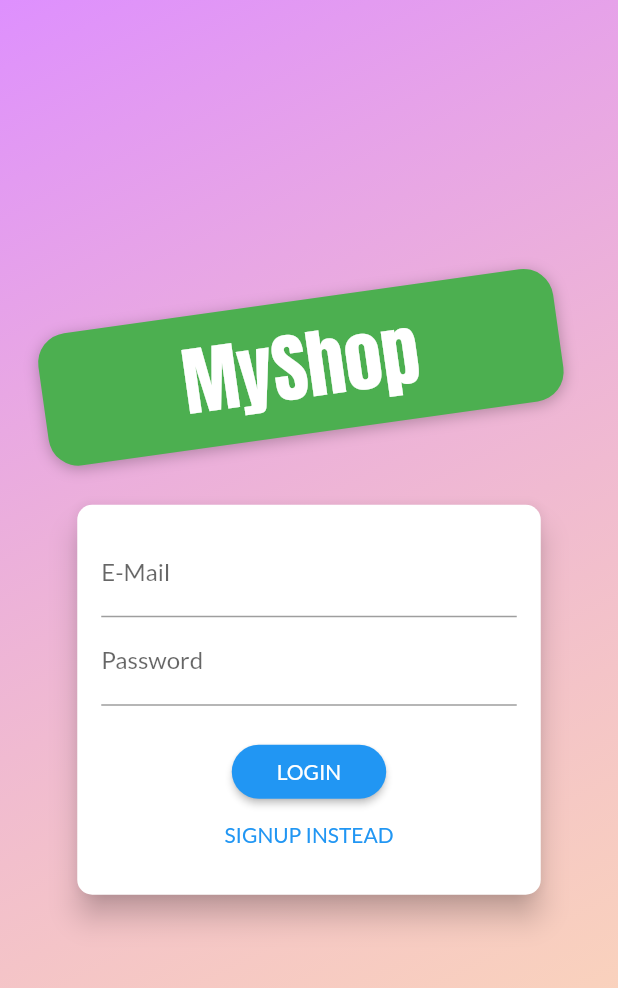
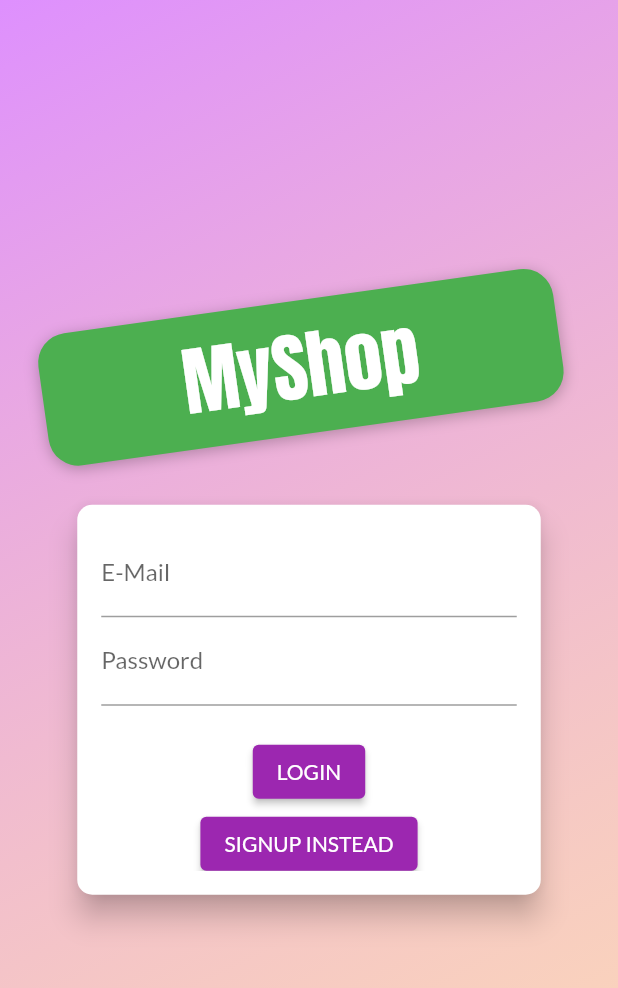
Before and after one commit to saifulislam68/myShop, a Flutter app: the screen it shows after launch, on a phone screen of 412 x 824 dp. Shown: the top 988 px of the screen. Run offline on Flutter 3.47's test engine with Material 2 defaults, Android fonts, the phone set to English and light mode, and no system bars; our stand-ins replace shared_preferences.

```diff
--- a/lib/screens/auth_screen.dart
+++ b/lib/screens/auth_screen.dart
@@ -279,25 +279,25 @@ class _AuthCardState extends State<AuthCard>
                 if (_isLoading)
                   CircularProgressIndicator()
                 else
-                  RaisedButton(
+                  ElevatedButton(
                     child:
                         Text(_authMode == AuthMode.Login ? 'LOGIN' : 'SIGN UP'),
                     onPressed: _submit,
-                    shape: RoundedRectangleBorder(
-                      borderRadius: BorderRadius.circular(30),
-                    ),
-                    padding:
-                        EdgeInsets.symmetric(horizontal: 30.0, vertical: 8.0),
-                    color: Theme.of(context).primaryColor,
-                    textColor: Theme.of(context).primaryTextTheme.button.color,
+                    // shape: RoundedRectangleBorder(
+                    //   borderRadius: BorderRadius.circular(30),
+                    // ),
+                    // padding:
+                    //     EdgeInsets.symmetric(horizontal: 30.0, vertical: 8.0),
+                    // color: Theme.of(context).primaryColor,
+                    // textColor: Theme.of(context).primaryTextTheme.button.color,
                   ),
-                FlatButton(
+                ElevatedButton(
                   child: Text(
                       '${_authMode == AuthMode.Login ? 'SIGNUP' : 'LOGIN'} INSTEAD'),
                   onPressed: _switchAuthMode,
-                  padding: EdgeInsets.symmetric(horizontal: 30.0, vertical: 4),
-                  materialTapTargetSize: MaterialTapTargetSize.shrinkWrap,
-                  textColor: Theme.of(context).primaryColor,
+                  // padding: EdgeInsets.symmetric(horizontal: 30.0, vertical: 4),
+                  // materialTapTargetSize: MaterialTapTargetSize.shrinkWrap,
+                  // textColor: Theme.of(context).primaryColor,
                 ),
               ],
             ),
--- a/lib/screens/products_overview_screen.dart
+++ b/lib/screens/products_overview_screen.dart
@@ -52,7 +52,7 @@ class _ProductsOverviewScreenState extends State<ProductsOverviewScreen> {
   Widget build(BuildContext context) {
     return Scaffold(
       appBar: AppBar(
-        title: Text('MyShop'),
+        title: Text('ECommarce'),
         actions: <Widget>[
           PopupMenuButton(
             onSelected: (FilterOptions selectedValue) {
```
Also changed, not shown: lib/screens/cart_screen.dart (+8 -5 lines), pubspec.lock, 4 other files. Lines whose indentation alone changed are shown as unchanged.
